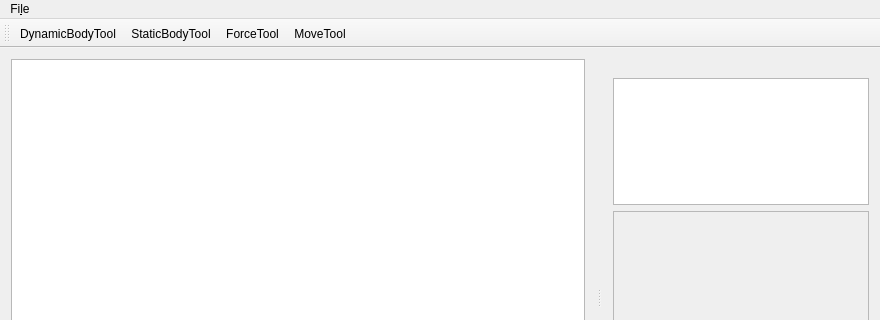
Above: NewtonCore/mainwindow.ui from jarednielson/NewtonEZ before the change; both pictures show x 0 to 880 and y 0 to 320 of the 880 by 568 pixel window. Below: the same form after it.
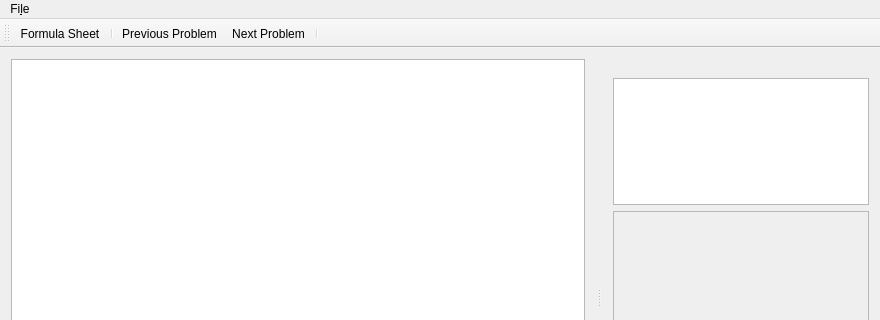
That is the form after the change. Custom widgets are drawn as their Qt base class.

Commit message: Add previous/next scene and formula sheet buttons

What changed in the file:
```diff
--- a/NewtonCore/mainwindow.ui
+++ b/NewtonCore/mainwindow.ui
@@ -51,7 +51,7 @@
      <x>0</x>
      <y>0</y>
      <width>880</width>
-     <height>20</height>
+     <height>30</height>
     </rect>
    </property>
    <widget class="QMenu" name="menuFile">
@@ -67,12 +67,13 @@
     <enum>TopToolBarArea</enum>
    </attribute>
    <attribute name="toolBarBreak">
-    <bool>false</bool>
+    <bool>true</bool>
    </attribute>
-   <addaction name="actionDynamicBodyTool"/>
-   <addaction name="actionStaticBodyTool"/>
-   <addaction name="actionForceTool"/>
-   <addaction name="actionMoveTool"/>
+   <addaction name="actionFormulaSheet"/>
+   <addaction name="separator"/>
+   <addaction name="actionPreviousScene"/>
+   <addaction name="actionNextScene"/>
+   <addaction name="separator"/>
   </widget>
   <widget class="QStatusBar" name="statusBar"/>
   <widget class="QDockWidget" name="dockWidget">
@@ -178,8 +179,8 @@
            <rect>
             <x>0</x>
             <y>0</y>
-            <width>254</width>
-            <height>248</height>
+            <width>252</width>
+            <height>246</height>
            </rect>
           </property>
           <layout class="QVBoxLayout" name="verticalLayout_2">
@@ -237,31 +238,31 @@
     </layout>
    </widget>
   </widget>
-  <action name="actionDynamicBodyTool">
+  <action name="actionFormulaSheet">
    <property name="checkable">
     <bool>true</bool>
    </property>
    <property name="text">
-    <string>DynamicBodyTool</string>
+    <string>Formula Sheet</string>
    </property>
    <property name="toolTip">
     <string>&lt;html&gt;&lt;head/&gt;&lt;body&gt;&lt;p&gt;Add Dynamic Bodies&lt;/p&gt;&lt;/body&gt;&lt;/html&gt;</string>
    </property>
   </action>
-  <action name="actionStaticBodyTool">
+  <action name="actionPreviousScene">
    <property name="checkable">
     <bool>true</bool>
    </property>
    <property name="text">
-    <string>StaticBodyTool</string>
+    <string>Previous Problem</string>
    </property>
   </action>
-  <action name="actionForceTool">
+  <action name="actionNextScene">
    <property name="checkable">
     <bool>true</bool>
    </property>
    <property name="text">
-    <string>ForceTool</string>
+    <string>Next Problem</string>
    </property>
    <property name="toolTip">
     <string>Use to add forces</string>
```
The commit also changes 1 other file.
